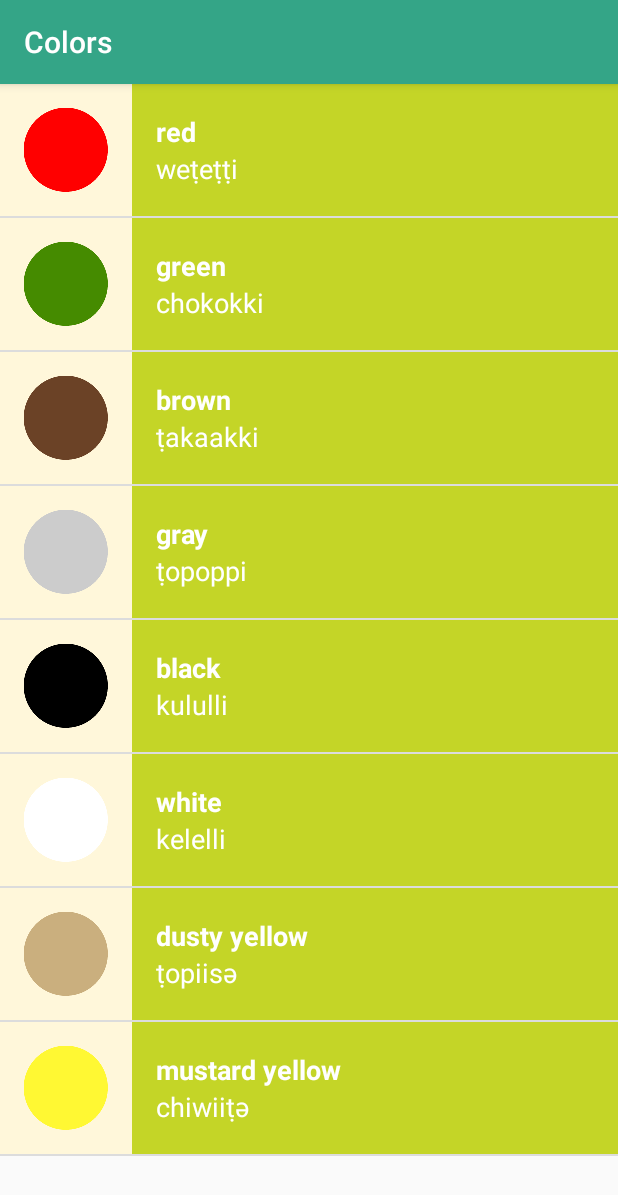
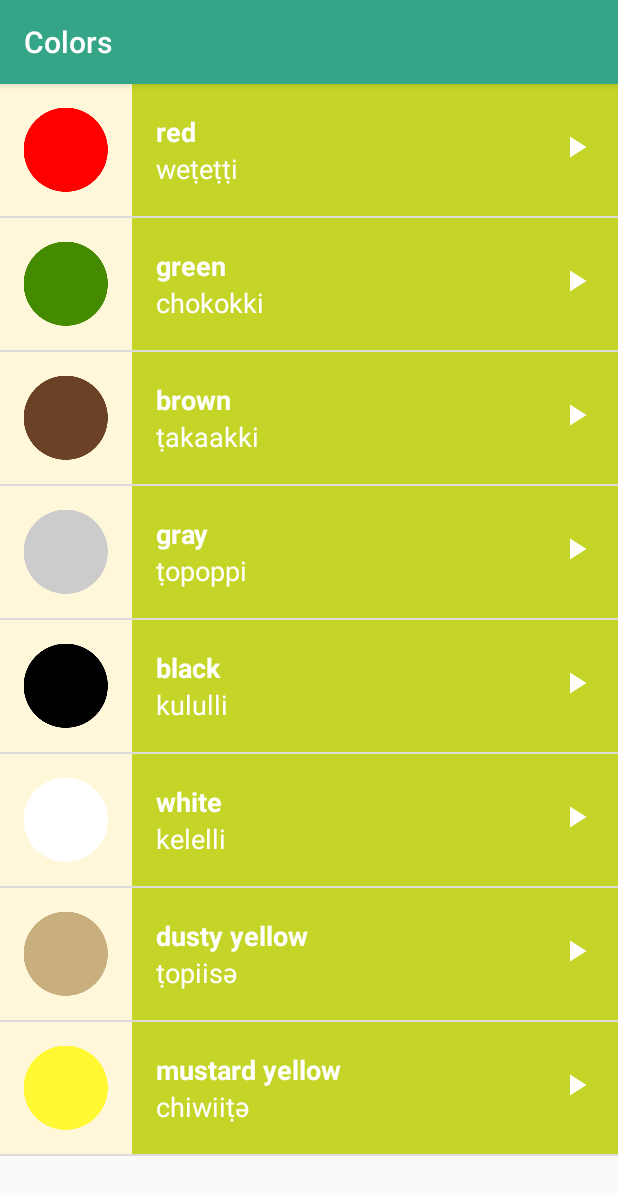
Before and after one commit to shubhamverma1997/Miwok, an Android app: the ColorsActivity screen opened directly, with no data from a screen before it, on a phone screen of 412 x 824 dp. Shown: the top 1195 px of the screen. Run offline under Robolectric (Android 15) with nearby library versions, the phone set to English and light mode, and no system bars.

Commit message:
Minor UI fixes

```diff
--- a/app/src/main/res/layout/list_item.xml
+++ b/app/src/main/res/layout/list_item.xml
@@ -1,5 +1,5 @@
 <?xml version="1.0" encoding="utf-8"?>
-<LinearLayout xmlns:android="http://schemas.android.com/apk/res/android"
+<RelativeLayout xmlns:android="http://schemas.android.com/apk/res/android"
               xmlns:tools="http://schemas.android.com/tools"
               android:orientation="horizontal"
               android:layout_width="match_parent"
@@ -18,7 +18,8 @@
             android:layout_height="88dp"
             android:orientation="vertical"
             android:paddingLeft="16dp"
-            android:id="@+id/box">
+            android:id="@+id/box"
+            android:layout_toRightOf="@id/image">
         <TextView
             android:layout_width="match_parent"
             android:layout_height="0dp"
@@ -40,4 +41,12 @@
             android:textColor="#ffffff"/>
         </LinearLayout>
 
-</LinearLayout>
+    <ImageView
+        android:layout_width="wrap_content"
+        android:layout_height="wrap_content"
+        android:layout_alignParentRight="true"
+        android:src="@drawable/play"
+        android:layout_marginRight="16dp"
+        android:layout_marginTop="30dp"/>
+
+</RelativeLayout>
```
Also changed, not shown: app/src/main/res/drawable-hdpi/play.png (added), app/src/main/res/drawable-mdpi/play.png (added), app/src/main/res/drawable-xhdpi/play.png (added), app/src/main/res/drawable-xxhdpi/play.png (added), app/src/main/res/drawable-xxxhdpi/play.png (added).
